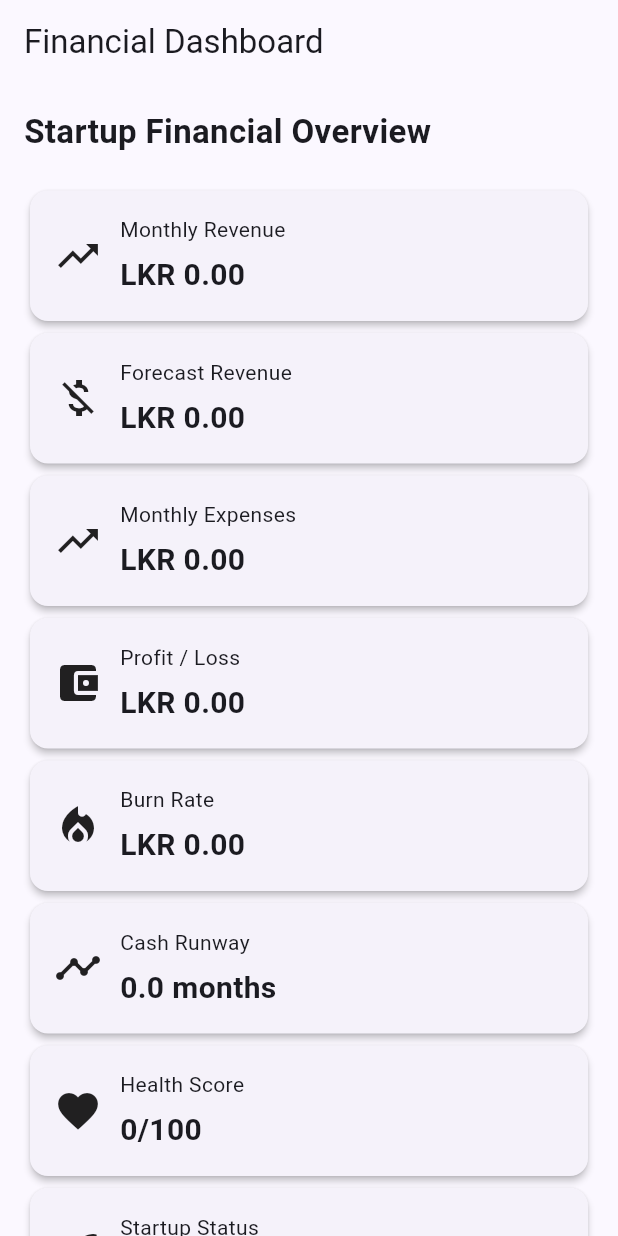
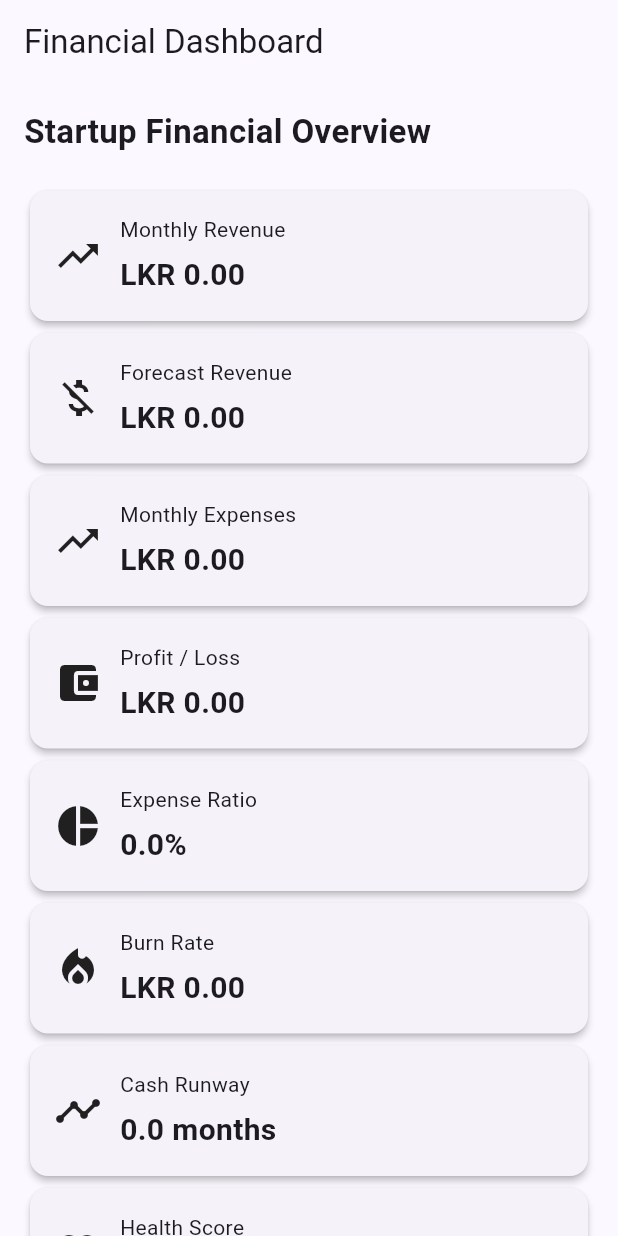
Before and after one commit to Cyber-ANGEL07/startup_financial_analyzer, a Flutter app: the DashboardScreen screen opened directly, on a phone screen of 412 x 824 dp. Run offline on Flutter 3.47's test engine with Material 3 defaults, Android fonts, the phone set to English and light mode, and no system bars; our stand-ins replace firebase_auth, firebase_core, fl_chart, hive_flutter, printing; accounts and stored records are empty.

Commit message:
Added expense ratio KPI and enhanced recommendation engine

```diff
--- a/lib/models/financial_data.dart
+++ b/lib/models/financial_data.dart
@@ -10,6 +10,7 @@ class FinancialData {
   static int healthScore = 0;
   static String recommendation = '';
   static double profitLoss = 0;
+  static double expenseRatio = 0;
   static double forecastRevenue =0;
   static String startupStatus = '';
   static String aiInsight = '';
--- a/lib/screens/dashboard_screen.dart
+++ b/lib/screens/dashboard_screen.dart
@@ -68,6 +68,11 @@ Color getStatusColor() {
               value: 'LKR ${FinancialData.profitLoss.toStringAsFixed(2)}',
               icon: Icons.account_balance_wallet
               ),
+            KpiCard(
+              title: 'Expense Ratio',
+              value: '${FinancialData.expenseRatio.toStringAsFixed(1)}%',
+              icon: Icons.pie_chart,
+            ),
             KpiCard(
               title: 'Burn Rate',
               value: 'LKR ${FinancialData.burnRate.toStringAsFixed(2)}',
```
Also changed, not shown: lib/calculations/financial_calculator.dart (+34 -13 lines), lib/screens/financial_input_screen.dart (+14 -5 lines).
